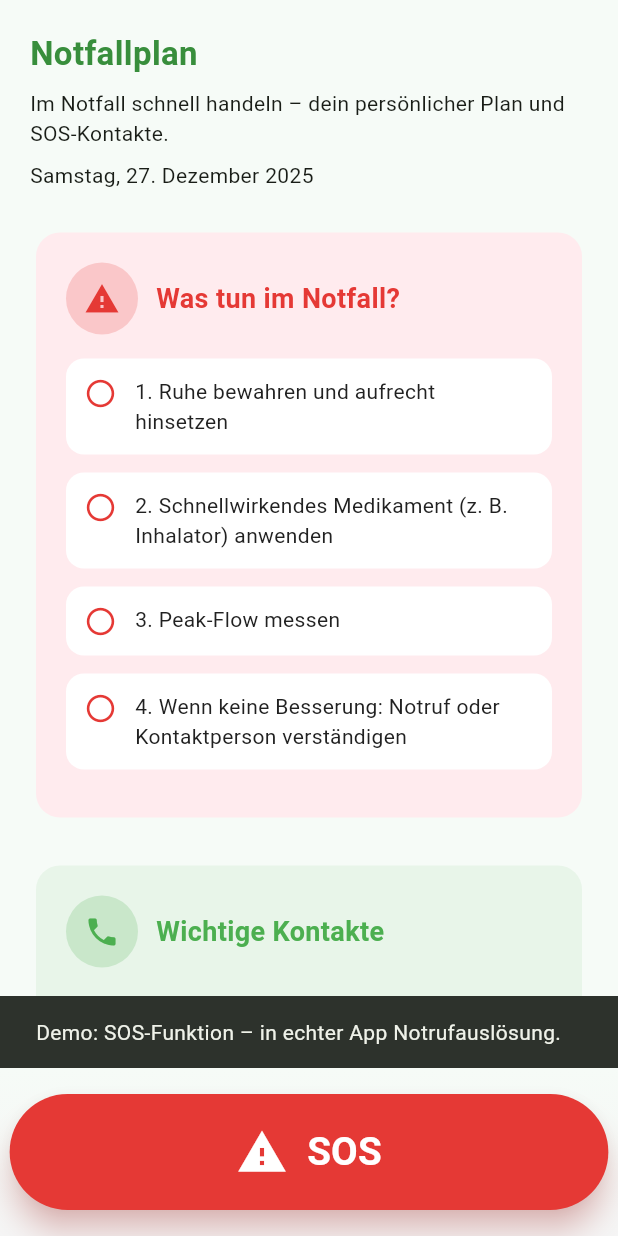
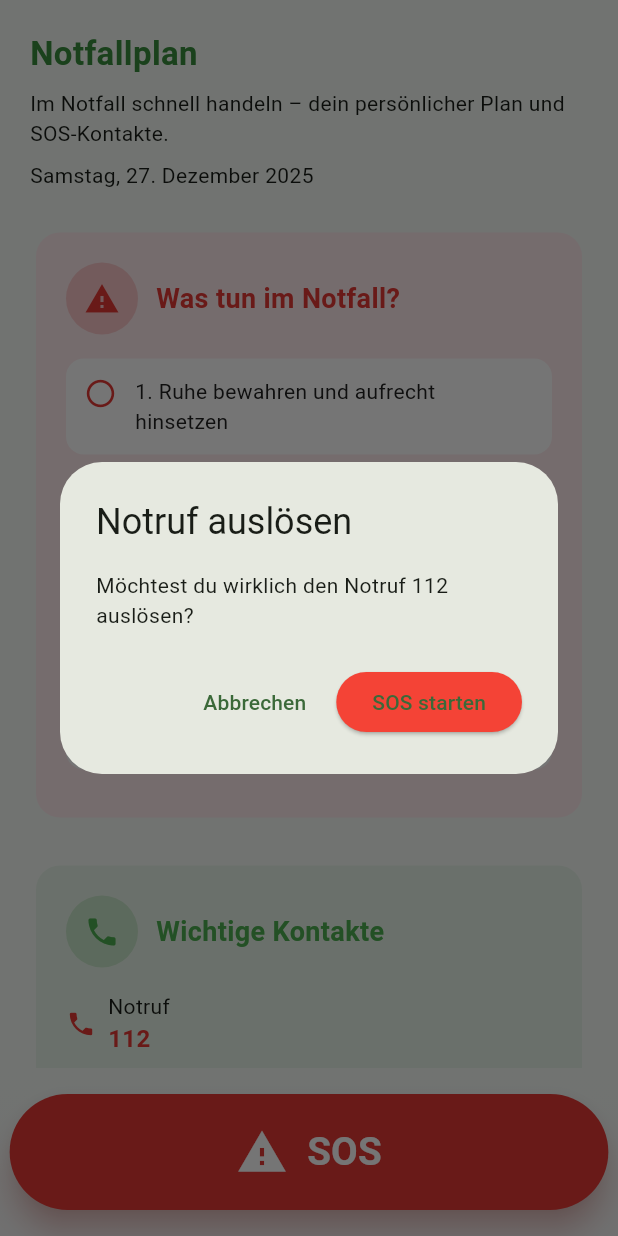
Before and after one commit to anja-05/flutter_asthma_app, a Flutter app: the EmergencyPlanScreen screen opened by its route, after a tap on "SOS", on a phone screen of 412 x 824 dp. Run offline on Flutter 3.47's test engine with Material 3 defaults, Android fonts, the phone set to English and light mode, and no system bars; our stand-ins replace cloud_firestore, firebase_auth, firebase_core, fl_chart, shared_preferences; missing offline and left inert: fitbitter; accounts and stored records are empty.

Commit message:
Added bottom navigation and emergency features: Enable bottom navigation between main screens, allow calling emergency number and SOS button and added edit option for emergency contacts

```diff
--- a/lib/main.dart
+++ b/lib/main.dart
@@ -19,6 +19,7 @@
 import 'screens/peak_flow_screen.dart';
 import 'screens/warnings_screen.dart';
 import 'screens/fhir_observation_screen.dart';
+import 'screens/main_shell.dart';
 
 // Fitbit (bleibt unberührt)
 import 'package:fitbitter/fitbitter.dart';
@@ -92,7 +93,7 @@
 
         // ✅ Eingeloggt → Dashboard
         if (snapshot.hasData) {
-          return const DashboardScreen();
+          return const MainShell();
         }
 
         // ❌ Nicht eingeloggt → Login
--- a/lib/widgets/emergency/floating_sos_button.dart
+++ b/lib/widgets/emergency/floating_sos_button.dart
@@ -1,4 +1,7 @@
 import 'package:flutter/material.dart';
+import 'dart:async';
+import 'package:flutter/services.dart';
+import '../../services/phone_service.dart';
 
 /// Schwebender SOS-Button zur Auslösung eines Notrufs.
 /// Der Button zeigt je nach Status eine pulsierende Animation
@@ -23,6 +26,9 @@
 
 class _FloatingSOSButtonState extends State<FloatingSOSButton>
     with SingleTickerProviderStateMixin {
+  int _countdown = 3;
+  bool _isCountingDown = false;
+  Timer? _timer;
   late AnimationController _controller;
   late Animation<double> _scaleAnimation;
 
@@ -37,6 +43,33 @@
     _scaleAnimation = Tween<double>(begin: 1.0, end: 1.1).animate(
       CurvedAnimation(parent: _controller, curve: Curves.easeInOut),
     );
+  }
+
+  void _startSOSCountdown(BuildContext context) {
+    setState(() {
+      _isCountingDown = true;
+      _countdown = 3;
+    });
+
+    HapticFeedback.mediumImpact();
+
+    _timer = Timer.periodic(const Duration(seconds: 1), (timer) {
+      if (_countdown == 1) {
+        timer.cancel();
+        HapticFeedback.heavyImpact();
+
+        PhoneService.call('112');
+
+        setState(() {
+          _isCountingDown = false;
+        });
+      } else {
+        setState(() {
+          _countdown--;
+        });
+        HapticFeedback.selectionClick();
+      }
+    });
   }
 
   @override
@@ -70,7 +103,35 @@
                   width: double.infinity,
                   height: 72,
                   child: ElevatedButton(
-                    onPressed: widget.onPressed,
+                    onPressed: widget.isActive || _isCountingDown
+                        ? null
+                        : () {
+                      showDialog(
+                        context: context,
+                        builder: (_) => AlertDialog(
+                          title: const Text('Notruf auslösen'),
+                          content: const Text(
+                            'Möchtest du wirklich den Notruf 112 auslösen?',
+                          ),
+                          actions: [
+                            TextButton(
+                              onPressed: () => Navigator.pop(context),
+                              child: const Text('Abbrechen'),
+                            ),
+                            ElevatedButton(
+                              style: ElevatedButton.styleFrom(
+                                backgroundColor: Colors.red,
+                              ),
+                              onPressed: () {
+                                Navigator.pop(context);
+                                _startSOSCountdown(context);
+                              },
+                              child: const Text('SOS starten'),
+                            ),
+                          ],
+                        ),
+                      );
+                    },
                     style: ElevatedButton.styleFrom(
                       backgroundColor: const Color(0xFFE53935),
                       foregroundColor: Colors.white,
@@ -84,12 +145,20 @@
                       mainAxisAlignment: MainAxisAlignment.center,
                       children: [
                         Icon(
-                          widget.isActive ? Icons.check_circle : Icons.warning,
+                          _isCountingDown
+                              ? Icons.timer
+                              : widget.isActive
+                              ? Icons.check_circle
+                              : Icons.warning,
                           size: 32,
                         ),
                         const SizedBox(width: 12),
                         Text(
-                          widget.isActive ? 'Notruf aktiv' : 'SOS',
+                          _isCountingDown
+                              ? 'Notruf in $_countdown…'
+                              : widget.isActive
+                              ? 'Notruf aktiv'
+                              : 'SOS',
                           style: const TextStyle(
                             fontSize: 24,
                             fontWeight: FontWeight.bold,
@@ -97,6 +166,7 @@
                         ),
                       ],
                     ),
+
                   ),
                 ),
               );
```
Also changed, not shown: lib/screens/dashboard_screen.dart (+24 -9 lines), lib/screens/emergency_plan_screen.dart (+69 -8 lines), lib/screens/main_shell.dart (added, +45 -0 lines), lib/widgets/emergency/emergency_contact_list.dart (+24 -11 lines).
